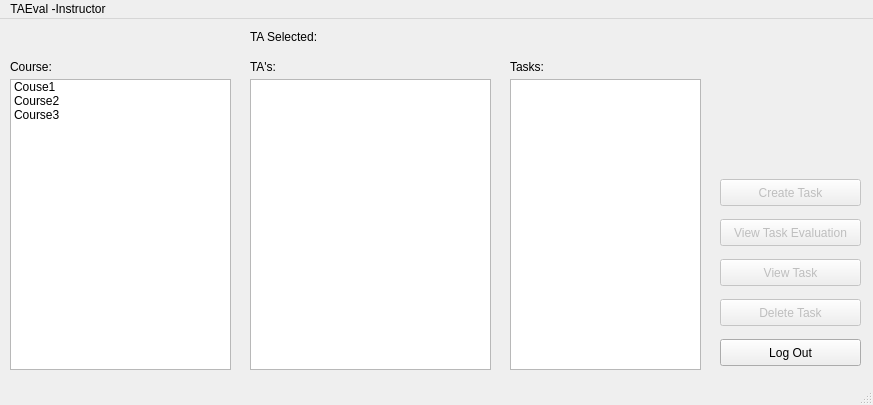
Before: the Qt Designer form ClientNetworking/instructorwindow.ui in kareem1234/COMP3004, drawn with Qt 5.
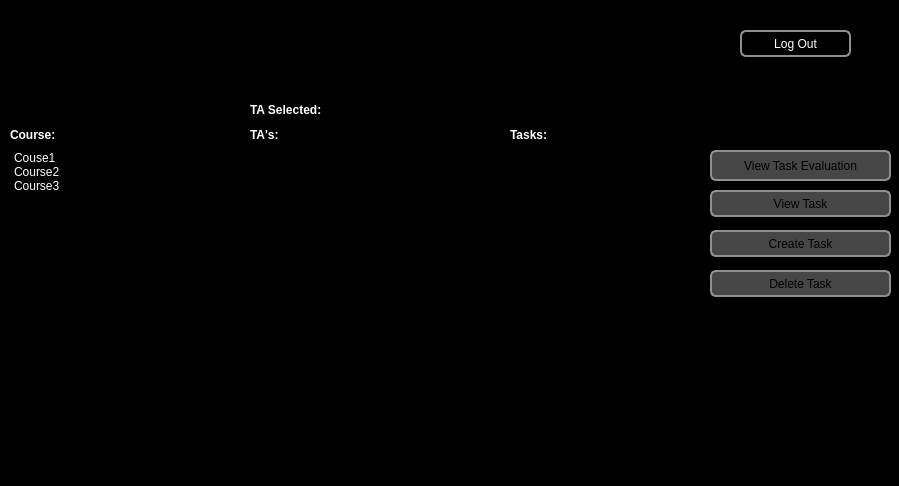
After: the same form once the commit is applied. Icons and pictures are not drawn.

What changed in the file:
```diff
--- a/ClientNetworking/instructorwindow.ui
+++ b/ClientNetworking/instructorwindow.ui
@@ -6,23 +6,67 @@
    <rect>
     <x>0</x>
     <y>0</y>
-    <width>873</width>
-    <height>405</height>
+    <width>899</width>
+    <height>486</height>
    </rect>
   </property>
   <property name="windowTitle">
    <string>TAEval</string>
   </property>
+  <property name="styleSheet">
+   <string notr="true">
+QWidget {
+
+	background-color: rgb(0, 0, 0);
+	font: 63 12pt &quot;URW Gothic L&quot;;
+}
+QListWidget{
+
+	selection-background-color: rgb(255, 255, 255);
+	selection-color: rgb(0, 0, 0);
+}
+
+    QPushButton {
+            color: rgb(0, 0, 0);
+         border: 2px solid #8f8f91;
+         border-radius: 6px;
+         background-color:white;
+         min-width: 80px;
+     }
+    QPushButton:disabled {
+         
+            background-color: rgb(70, 70, 70);
+     }
+
+</string>
+  </property>
   <widget class="QWidget" name="centralwidget">
    <widget class="QPushButton" name="logOut">
     <property name="geometry">
      <rect>
-      <x>720</x>
-      <y>320</y>
-      <width>141</width>
+      <x>740</x>
+      <y>30</y>
+      <width>111</width>
       <height>27</height>
      </rect>
     </property>
+    <property name="styleSheet">
+     <string notr="true">	
+
+    QPushButton {
+            color: rgb(255, 255, 255);
+         border: 2px solid #8f8f91;
+         border-radius: 6px;
+         background-color:black;
+         min-width: 80px;
+     }
+    QPushButton:pressed {
+         
+            background-color: rgb(70, 70, 70);
+     }
+
+</string>
+    </property>
     <property name="text">
      <string>Log Out</string>
     </property>
@@ -31,72 +75,591 @@
     <property name="geometry">
      <rect>
       <x>250</x>
-      <y>60</y>
+      <y>150</y>
       <width>241</width>
       <height>291</height>
      </rect>
     </property>
+    <property name="palette">
+     <palette>
+      <active>
+       <colorrole role="Button">
+        <brush brushstyle="SolidPattern">
+         <color alpha="255">
+          <red>0</red>
+          <green>0</green>
+          <blue>0</blue>
+         </color>
+        </brush>
+       </colorrole>
+       <colorrole role="Text">
+        <brush brushstyle="SolidPattern">
+         <color alpha="255">
+          <red>255</red>
+          <green>255</green>
+          <blue>255</blue>
+         </color>
+        </brush>
+       </colorrole>
+       <colorrole role="Base">
+        <brush brushstyle="SolidPattern">
+         <color alpha="255">
+          <red>0</red>
+          <green>0</green>
+          <blue>0</blue>
+         </color>
+        </brush>
+       </colorrole>
+       <colorrole role="Window">
+        <brush brushstyle="SolidPattern">
+         <color alpha="255">
+          <red>0</red>
+          <green>0</green>
+          <blue>0</blue>
+         </color>
+        </brush>
+       </colorrole>
+       <colorrole role="Highlight">
+        <brush brushstyle="SolidPattern">
+         <color alpha="255">
+          <red>255</red>
+          <green>255</green>
+          <blue>255</blue>
+         </color>
+        </brush>
+       </colorrole>
+       <colorrole role="HighlightedText">
+        <brush brushstyle="SolidPattern">
+         <color alpha="255">
+          <red>0</red>
+          <green>0</green>
+          <blue>0</blue>
+         </color>
+        </brush>
+       </colorrole>
+      </active>
+      <inactive>
+       <colorrole role="Button">
+        <brush brushstyle="SolidPattern">
+         <color alpha="255">
+          <red>0</red>
+          <green>0</green>
+          <blue>0</blue>
+         </color>
+        </brush>
+       </colorrole>
+       <colorrole role="Text">
+        <brush brushstyle="SolidPattern">
+         <color alpha="255">
+          <red>255</red>
+          <green>255</green>
+          <blue>255</blue>
+         </color>
+        </brush>
+       </colorrole>
+       <colorrole role="Base">
+        <brush brushstyle="SolidPattern">
+         <color alpha="255">
+          <red>0</red>
+          <green>0</green>
+          <blue>0</blue>
+         </color>
+        </brush>
+       </colorrole>
+       <colorrole role="Window">
+        <brush brushstyle="SolidPattern">
+         <color alpha="255">
+          <red>0</red>
+          <green>0</green>
+          <blue>0</blue>
+         </color>
+        </brush>
+       </colorrole>
+       <colorrole role="Highlight">
+        <brush brushstyle="SolidPattern">
+         <color alpha="255">
+          <red>255</red>
+          <green>255</green>
+          <blue>255</blue>
+         </color>
+        </brush>
+       </colorrole>
+       <colorrole role="HighlightedText">
+        <brush brushstyle="SolidPattern">
+         <color alpha="255">
+          <red>0</red>
+          <green>0</green>
+          <blue>0</blue>
+         </color>
+        </brush>
+       </colorrole>
+      </inactive>
+      <disabled>
+       <colorrole role="Button">
+        <brush brushstyle="SolidPattern">
+         <color alpha="255">
+          <red>0</red>
+          <green>0</green>
+          <blue>0</blue>
+         </color>
+        </brush>
+       </colorrole>
+       <colorrole role="Text">
+        <brush brushstyle="SolidPattern">
+         <color alpha="255">
+          <red>159</red>
+          <green>158</green>
+          <blue>158</blue>
+         </color>
+        </brush>
+       </colorrole>
+       <colorrole role="Base">
+        <brush brushstyle="SolidPattern">
+         <color alpha="255">
+          <red>0</red>
+          <green>0</green>
+          <blue>0</blue>
+         </color>
+        </brush>
+       </colorrole>
+       <colorrole role="Window">
+        <brush brushstyle="SolidPattern">
+         <color alpha="255">
+          <red>0</red>
+          <green>0</green>
+          <blue>0</blue>
+         </color>
+        </brush>
+       </colorrole>
+       <colorrole role="Highlight">
+        <brush brushstyle="SolidPattern">
+         <color alpha="255">
+          <red>255</red>
+          <green>255</green>
+          <blue>255</blue>
+         </color>
+        </brush>
+       </colorrole>
+       <colorrole role="HighlightedText">
+        <brush brushstyle="SolidPattern">
+         <color alpha="255">
+          <red>0</red>
+          <green>0</green>
+          <blue>0</blue>
+         </color>
+        </brush>
+       </colorrole>
+      </disabled>
+     </palette>
+    </property>
    </widget>
    <widget class="QLabel" name="label">
     <property name="geometry">
      <rect>
       <x>250</x>
-      <y>10</y>
-      <width>81</width>
-      <height>16</height>
+      <y>100</y>
+      <width>111</width>
+      <height>21</height>
      </rect>
     </property>
     <property name="text">
-     <string>TA Selected:</string>
+     <string>&lt;html&gt;&lt;head/&gt;&lt;body&gt;&lt;p&gt;&lt;span style=&quot; font-weight:600; color:#ffffff;&quot;&gt;TA Selected:&lt;/span&gt;&lt;/p&gt;&lt;/body&gt;&lt;/html&gt;</string>
     </property>
    </widget>
    <widget class="QLabel" name="TASelectedLabel">
     <property name="geometry">
      <rect>
-      <x>330</x>
-      <y>10</y>
+      <x>360</x>
+      <y>100</y>
       <width>111</width>
-      <height>16</height>
+      <height>21</height>
      </rect>
     </property>
+    <property name="palette">
+     <palette>
+      <active>
+       <colorrole role="WindowText">
+        <brush brushstyle="SolidPattern">
+         <color alpha="255">
+          <red>255</red>
+          <green>255</green>
+          <blue>255</blue>
+         </color>
+        </brush>
+       </colorrole>
+       <colorrole role="Button">
+        <brush brushstyle="SolidPattern">
+         <color alpha="255">
+          <red>0</red>
+          <green>0</green>
+          <blue>0</blue>
+         </color>
+        </brush>
+       </colorrole>
+       <colorrole role="Text">
+        <brush brushstyle="SolidPattern">
+         <color alpha="255">
+          <red>255</red>
+          <green>255</green>
+          <blue>255</blue>
+         </color>
+        </brush>
+       </colorrole>
+       <colorrole role="ButtonText">
+        <brush brushstyle="SolidPattern">
+         <color alpha="255">
+          <red>255</red>
+          <green>255</green>
+          <blue>255</blue>
+         </color>
+        </brush>
+       </colorrole>
+       <colorrole role="Base">
+        <brush brushstyle="SolidPattern">
+         <color alpha="255">
+          <red>0</red>
+          <green>0</green>
+          <blue>0</blue>
+         </color>
+        </brush>
+       </colorrole>
+       <colorrole role="Window">
+        <brush brushstyle="SolidPattern">
+         <color alpha="255">
+          <red>0</red>
+          <green>0</green>
+          <blue>0</blue>
+         </color>
+        </brush>
+       </colorrole>
+      </active>
+      <inactive>
+       <colorrole role="WindowText">
+        <brush brushstyle="SolidPattern">
+         <color alpha="255">
+          <red>255</red>
+          <green>255</green>
+          <blue>255</blue>
+         </color>
+        </brush>
+       </colorrole>
+       <colorrole role="Button">
+        <brush brushstyle="SolidPattern">
+         <color alpha="255">
+          <red>0</red>
+          <green>0</green>
+          <blue>0</blue>
+         </color>
+        </brush>
+       </colorrole>
+       <colorrole role="Text">
+        <brush brushstyle="SolidPattern">
+         <color alpha="255">
+          <red>255</red>
+          <green>255</green>
+          <blue>255</blue>
+         </color>
+        </brush>
+       </colorrole>
+       <colorrole role="ButtonText">
+        <brush brushstyle="SolidPattern">
+         <color alpha="255">
+          <red>255</red>
+          <green>255</green>
+          <blue>255</blue>
+         </color>
+        </brush>
+       </colorrole>
+       <colorrole role="Base">
+        <brush brushstyle="SolidPattern">
+         <color alpha="255">
+          <red>0</red>
+          <green>0</green>
+          <blue>0</blue>
+         </color>
+        </brush>
+       </colorrole>
+       <colorrole role="Window">
+        <brush brushstyle="SolidPattern">
+         <color alpha="255">
+          <red>0</red>
+          <green>0</green>
+          <blue>0</blue>
+         </color>
+        </brush>
+       </colorrole>
+      </inactive>
+      <disabled>
+       <colorrole role="WindowText">
+        <brush brushstyle="SolidPattern">
+         <color alpha="255">
+          <red>255</red>
+          <green>255</green>
+          <blue>255</blue>
+         </color>
+        </brush>
+       </colorrole>
+       <colorrole role="Button">
+        <brush brushstyle="SolidPattern">
+         <color alpha="255">
+          <red>0</red>
+          <green>0</green>
+          <blue>0</blue>
+         </color>
+        </brush>
+       </colorrole>
+       <colorrole role="Text">
+        <brush brushstyle="SolidPattern">
+         <color alpha="255">
+          <red>255</red>
+          <green>255</green>
+          <blue>255</blue>
+         </color>
+        </brush>
+       </colorrole>
+       <colorrole role="ButtonText">
+        <brush brushstyle="SolidPattern">
+         <color alpha="255">
+          <red>255</red>
+          <green>255</green>
+          <blue>255</blue>
+         </color>
+        </brush>
+       </colorrole>
+       <colorrole role="Base">
+        <brush brushstyle="SolidPattern">
+         <color alpha="255">
+          <red>0</red>
+          <green>0</green>
+          <blue>0</blue>
+         </color>
+        </brush>
+       </colorrole>
+       <colorrole role="Window">
+        <brush brushstyle="SolidPattern">
+         <color alpha="255">
+          <red>0</red>
+          <green>0</green>
+          <blue>0</blue>
+         </color>
+        </brush>
+       </colorrole>
+      </disabled>
+     </palette>
+    </property>
+    <property name="styleSheet">
+     <string notr="true">color: rgb(255, 255, 255);</string>
+    </property>
     <property name="text">
-     <string/>
+     <string>&lt;html&gt;&lt;head/&gt;&lt;body&gt;&lt;p&gt;&lt;br/&gt;&lt;/p&gt;&lt;/body&gt;&lt;/html&gt;</string>
     </property>
    </widget>
    <widget class="QLabel" name="label_2">
     <property name="geometry">
      <rect>
       <x>250</x>
-      <y>40</y>
-      <width>41</width>
-      <height>16</height>
+      <y>125</y>
+      <width>60</width>
+      <height>21</height>
      </rect>
     </property>
     <property name="text">
-     <string>TA's:</string>
+     <string>&lt;html&gt;&lt;head/&gt;&lt;body&gt;&lt;p&gt;&lt;span style=&quot; font-weight:600; color:#ffffff;&quot;&gt;TA's:&lt;/span&gt;&lt;/p&gt;&lt;/body&gt;&lt;/html&gt;</string>
     </property>
    </widget>
    <widget class="QListWidget" name="taskList">
     <property name="geometry">
      <rect>
       <x>510</x>
-      <y>60</y>
-      <width>191</width>
+      <y>150</y>
+      <width>181</width>
       <height>291</height>
      </rect>
     </property>
+    <property name="palette">
+     <palette>
+      <active>
+       <colorrole role="Button">
+        <brush brushstyle="SolidPattern">
+         <color alpha="255">
+          <red>0</red>
+          <green>0</green>
+          <blue>0</blue>
+         </color>
+        </brush>
+       </colorrole>
+       <colorrole role="Text">
+        <brush brushstyle="SolidPattern">
+         <color alpha="255">
+          <red>255</red>
+          <green>255</green>
+          <blue>255</blue>
+         </color>
+        </brush>
+       </colorrole>
+       <colorrole role="Base">
+        <brush brushstyle="SolidPattern">
+         <color alpha="255">
+          <red>0</red>
+          <green>0</green>
+          <blue>0</blue>
+         </color>
+        </brush>
+       </colorrole>
+       <colorrole role="Window">
+        <brush brushstyle="SolidPattern">
+         <color alpha="255">
+          <red>0</red>
+          <green>0</green>
+          <blue>0</blue>
+         </color>
+        </brush>
+       </colorrole>
+       <colorrole role="Highlight">
+        <brush brushstyle="SolidPattern">
+         <color alpha="255">
+          <red>255</red>
+          <green>255</green>
+          <blue>255</blue>
+         </color>
+        </brush>
+       </colorrole>
+       <colorrole role="HighlightedText">
+        <brush brushstyle="SolidPattern">
+         <color alpha="255">
+          <red>0</red>
+          <green>0</green>
+          <blue>0</blue>
+         </color>
+        </brush>
+       </colorrole>
+      </active>
+      <inactive>
+       <colorrole role="Button">
+        <brush brushstyle="SolidPattern">
+         <color alpha="255">
+          <red>0</red>
+          <green>0</green>
+          <blue>0</blue>
+         </color>
+        </brush>
+       </colorrole>
+       <colorrole role="Text">
+        <brush brushstyle="SolidPattern">
+         <color alpha="255">
+          <red>255</red>
+          <green>255</green>
+          <blue>255</blue>
+         </color>
+        </brush>
+       </colorrole>
+       <colorrole role="Base">
+        <brush brushstyle="SolidPattern">
+         <color alpha="255">
+          <red>0</red>
+          <green>0</green>
+          <blue>0</blue>
+         </color>
+        </brush>
+       </colorrole>
+       <colorrole role="Window">
+        <brush brushstyle="SolidPattern">
+         <color alpha="255">
+          <red>0</red>
+          <green>0</green>
+          <blue>0</blue>
+         </color>
+        </brush>
+       </colorrole>
+       <colorrole role="Highlight">
+        <brush brushstyle="SolidPattern">
+         <color alpha="255">
+          <red>255</red>
+          <green>255</green>
+          <blue>255</blue>
+         </color>
+        </brush>
+       </colorrole>
+       <colorrole role="HighlightedText">
+        <brush brushstyle="SolidPattern">
+         <color alpha="255">
+          <red>0</red>
+          <green>0</green>
+          <blue>0</blue>
+         </color>
+        </brush>
+       </colorrole>
+      </inactive>
+      <disabled>
+       <colorrole role="Button">
+        <brush brushstyle="SolidPattern">
+         <color alpha="255">
+          <red>0</red>
+          <green>0</green>
+          <blue>0</blue>
+         </color>
+        </brush>
+       </colorrole>
+       <colorrole role="Text">
+        <brush brushstyle="SolidPattern">
+         <color alpha="255">
+          <red>159</red>
+          <green>158</green>
+          <blue>158</blue>
+         </color>
+        </brush>
+       </colorrole>
+       <colorrole role="Base">
+        <brush brushstyle="SolidPattern">
+         <color alpha="255">
+          <red>0</red>
+          <green>0</green>
+          <blue>0</blue>
+         </color>
+        </brush>
+       </colorrole>
+       <colorrole role="Window">
+        <brush brushstyle="SolidPattern">
+         <color alpha="255">
+          <red>0</red>
+          <green>0</green>
+          <blue>0</blue>
+         </color>
+        </brush>
+       </colorrole>
+       <colorrole role="Highlight">
+        <brush brushstyle="SolidPattern">
+         <color alpha="255">
+          <red>255</red>
+          <green>255</green>
+          <blue>255</blue>
+         </color>
+        </brush>
+       </colorrole>
+       <colorrole role="HighlightedText">
+        <brush brushstyle="SolidPattern">
+         <color alpha="255">
+          <red>0</red>
+          <green>0</green>
+          <blue>0</blue>
+         </color>
+        </brush>
+       </colorrole>
+      </disabled>
+     </palette>
+    </property>
    </widget>
    <widget class="QLabel" name="label_3">
     <property name="geometry">
      <rect>
       <x>510</x>
-      <y>40</y>
+      <y>125</y>
       <width>60</width>
-      <height>16</height>
+      <height>21</height>
      </rect>
     </property>
     <property name="text">
-     <string>Tasks:</string>
+     <string>&lt;html&gt;&lt;head/&gt;&lt;body&gt;&lt;p&gt;&lt;span style=&quot; font-weight:600; color:#ffffff;&quot;&gt;Tasks:&lt;/span&gt;&lt;/p&gt;&lt;/body&gt;&lt;/html&gt;</string>
     </property>
    </widget>
    <widget class="QPushButton" name="deleteTaskButton">
@@ -105,9 +668,9 @@
     </property>
     <property name="geometry">
      <rect>
-      <x>720</x>
-      <y>280</y>
-      <width>141</width>
+      <x>710</x>
+      <y>270</y>
+      <width>181</width>
       <height>27</height>
      </rect>
     </property>
@@ -121,9 +684,9 @@
     </property>
     <property name="geometry">
      <rect>
-      <x>720</x>
-      <y>240</y>
-      <width>141</width>
+      <x>710</x>
+      <y>190</y>
+      <width>181</width>
       <height>27</height>
      </rect>
     </property>
@@ -141,11 +704,213 @@
     <property name="geometry">
      <rect>
       <x>10</x>
-      <y>60</y>
+      <y>150</y>
       <width>221</width>
       <height>291</height>
      </rect>
     </property>
+    <property name="palette">
+     <palette>
+      <active>
+       <colorrole role="WindowText">
+        <brush brushstyle="SolidPattern">
+         <color alpha="255">
+          <red>255</red>
+          <green>255</green>
+          <blue>255</blue>
+         </color>
+        </brush>
+       </colorrole>
+       <colorrole role="Button">
+        <brush brushstyle="SolidPattern">
+         <color alpha="255">
+          <red>0</red>
+          <green>0</green>
+          <blue>0</blue>
+         </color>
+        </brush>
+       </colorrole>
+       <colorrole role="Text">
+        <brush brushstyle="SolidPattern">
+         <color alpha="255">
+          <red>255</red>
+          <green>255</green>
+          <blue>255</blue>
+         </color>
+        </brush>
+       </colorrole>
+       <colorrole role="Base">
+        <brush brushstyle="SolidPattern">
+         <color alpha="255">
+          <red>0</red>
+          <green>0</green>
+          <blue>0</blue>
+         </color>
+        </brush>
+       </colorrole>
+       <colorrole role="Window">
+        <brush brushstyle="SolidPattern">
+         <color alpha="255">
+          <red>0</red>
+          <green>0</green>
+          <blue>0</blue>
+         </color>
+        </brush>
+       </colorrole>
+       <colorrole role="Highlight">
+        <brush brushstyle="SolidPattern">
+         <color alpha="255">
+          <red>255</red>
+          <green>255</green>
+          <blue>255</blue>
+         </color>
+        </brush>
+       </colorrole>
+       <colorrole role="HighlightedText">
+        <brush brushstyle="SolidPattern">
+         <color alpha="255">
+          <red>0</red>
+          <green>0</green>
+          <blue>0</blue>
+         </color>
+        </brush>
+       </colorrole>
+      </active>
+      <inactive>
+       <colorrole role="WindowText">
+        <brush brushstyle="SolidPattern">
+         <color alpha="255">
+          <red>255</red>
+          <green>255</green>
+          <blue>255</blue>
+         </color>
+        </brush>
+       </colorrole>
+       <colorrole role="Button">
+        <brush brushstyle="SolidPattern">
+         <color alpha="255">
+          <red>0</red>
+          <green>0</green>
+          <blue>0</blue>
+         </color>
+        </brush>
+       </colorrole>
+       <colorrole role="Text">
+        <brush brushstyle="SolidPattern">
+         <color alpha="255">
+          <red>255</red>
+          <green>255</green>
+          <blue>255</blue>
+         </color>
+        </brush>
+       </colorrole>
+       <colorrole role="Base">
+        <brush brushstyle="SolidPattern">
+         <color alpha="255">
+          <red>0</red>
+          <green>0</green>
+          <blue>0</blue>
+         </color>
+        </brush>
+       </colorrole>
+       <colorrole role="Window">
+        <brush brushstyle="SolidPattern">
+         <color alpha="255">
+          <red>0</red>
+          <green>0</green>
+          <blue>0</blue>
+         </color>
+        </brush>
+       </colorrole>
+       <colorrole role="Highlight">
+        <brush brushstyle="SolidPattern">
+         <color alpha="255">
+          <red>255</red>
+          <green>255</green>
+          <blue>255</blue>
+         </color>
+        </brush>
+       </colorrole>
+       <colorrole role="HighlightedText">
+        <brush brushstyle="SolidPattern">
+         <color alpha="255">
+          <red>0</red>
+          <green>0</green>
+          <blue>0</blue>
+         </color>
+        </brush>
+       </colorrole>
+      </inactive>
+      <disabled>
+       <colorrole role="WindowText">
+        <brush brushstyle="SolidPattern">
+         <color alpha="255">
+          <red>159</red>
+          <green>158</green>
+          <blue>158</blue>
+         </color>
+        </brush>
+       </colorrole>
+       <colorrole role="Button">
+        <brush brushstyle="SolidPattern">
+         <color alpha="255">
+          <red>0</red>
+          <green>0</green>
+          <blue>0</blue>
+         </color>
+        </brush>
+       </colorrole>
+       <colorrole role="Text">
+        <brush brushstyle="SolidPattern">
+         <color alpha="255">
+          <red>159</red>
+          <green>158</green>
+          <blue>158</blue>
+         </color>
+        </brush>
+       </colorrole>
+       <colorrole role="Base">
+        <brush brushstyle="SolidPattern">
+         <color alpha="255">
+          <red>0</red>
+          <green>0</green>
+          <blue>0</blue>
+         </color>
+        </brush>
+       </colorrole>
+       <colorrole role="Window">
+        <brush brushstyle="SolidPattern">
+         <color alpha="255">
+          <red>0</red>
+          <green>0</green>
+          <blue>0</blue>
+         </color>
+        </brush>
+       </colorrole>
+       <colorrole role="Highlight">
+        <brush brushstyle="SolidPattern">
+         <color alpha="255">
+          <red>255</red>
+          <green>255</green>
+          <blue>255</blue>
+         </color>
+        </brush>
+       </colorrole>
+       <colorrole role="HighlightedText">
+        <brush brushstyle="SolidPattern">
+         <color alpha="255">
+          <red>0</red>
+          <green>0</green>
+          <blue>0</blue>
+         </color>
+        </brush>
+       </colorrole>
+      </disabled>
+     </palette>
+    </property>
+    <property name="styleSheet">
+     <string notr="true"/>
+    </property>
     <item>
      <property name="text">
       <string>Couse1</string>
@@ -171,13 +936,13 @@
     <property name="geometry">
      <rect>
       <x>10</x>
-      <y>40</y>
+      <y>125</y>
       <width>71</width>
-      <height>16</height>
+      <height>21</height>
      </rect>
     </property>
     <property name="text">
-     <string>Course:</string>
+     <string>&lt;html&gt;&lt;head/&gt;&lt;body&gt;&lt;p&gt;&lt;span style=&quot; font-weight:600; color:#ffffff;&quot;&gt;Course:&lt;/span&gt;&lt;/p&gt;&lt;/body&gt;&lt;/html&gt;</string>
     </property>
    </widget>
    <widget class="QPushButton" name="evaluationButton">
@@ -186,25 +951,41 @@
     </property>
     <property name="geometry">
      <rect>
-      <x>720</x>
-      <y>200</y>
-      <width>141</width>
-      <height>27</height>
+      <x>710</x>
+      <y>150</y>
+      <width>181</width>
+      <height>31</height>
      </rect>
     </property>
     <property name="text">
      <string>View Task Evaluation</string>
     </property>
    </widget>
+   <widget class="QLabel" name="labelLogo">
+    <property name="geometry">
+     <rect>
+      <x>20</x>
+      <y>10</y>
+      <width>171</width>
+      <height>61</height>
+     </rect>
+    </property>
+    <property name="text">
+     <string/>
+    </property>
+    <property name="pixmap">
+     <pixmap>Logo.png</pixmap>
+    </property>
+   </widget>
    <widget class="QPushButton" name="createTask">
     <property name="enabled">
      <bool>false</bool>
     </property>
     <property name="geometry">
      <rect>
-      <x>720</x>
-      <y>160</y>
-      <width>141</width>
+      <x>710</x>
+      <y>230</y>
+      <width>181</width>
       <height>27</height>
      </rect>
     </property>
@@ -213,23 +994,6 @@
     </property>
    </widget>
   </widget>
-  <widget class="QStatusBar" name="statusbar"/>
-  <widget class="QMenuBar" name="menubar">
-   <property name="geometry">
-    <rect>
-     <x>0</x>
-     <y>0</y>
-     <width>873</width>
-     <height>24</height>
-    </rect>
-   </property>
-   <widget class="QMenu" name="menuTAEval_Instructor">
-    <property name="title">
-     <string>TAEval -Instructor</string>
-    </property>
-   </widget>
-   <addaction name="menuTAEval_Instructor"/>
-  </widget>
  </widget>
  <resources/>
  <connections/>
```
